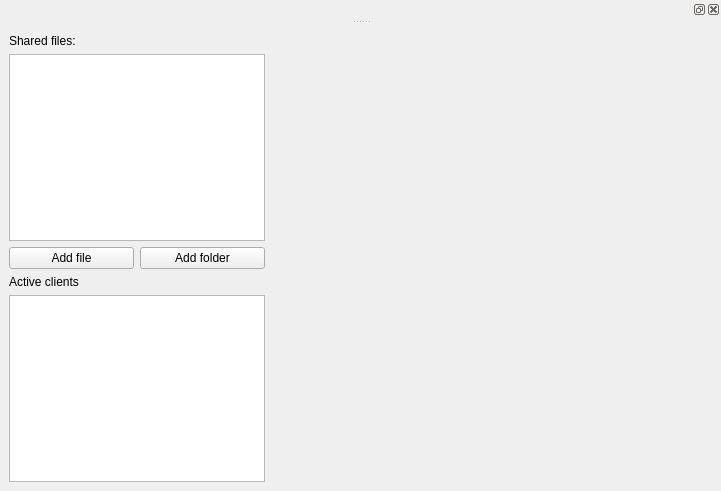
This is textshredder_ui/editorview.ui in mitchelkuijpers/TextShredder as Qt 5 draws it before an edit. The edited form follows.
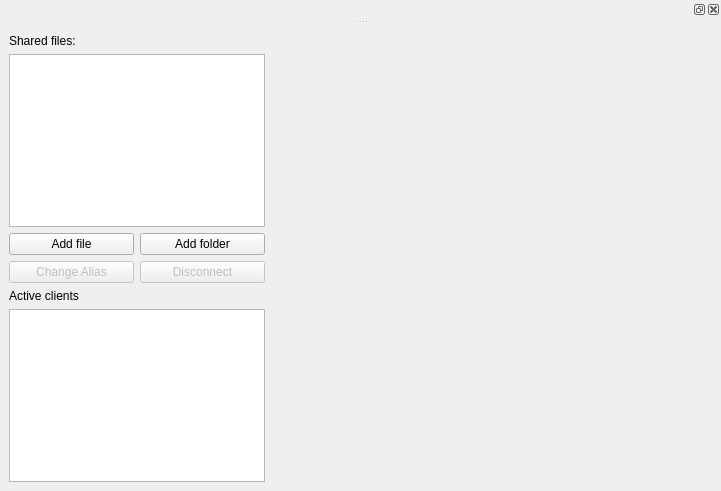
This is the edited form. Custom widgets are drawn as their Qt base class.

Commit message: Added Change Alias and Disconnect buttons in GUI. Not working yet

```diff
--- a/textshredder_ui/editorview.ui
+++ b/textshredder_ui/editorview.ui
@@ -16,7 +16,7 @@
   <widget class="QWidget" name="centralwidget">
    <layout class="QGridLayout" name="gridLayout_2">
     <item row="0" column="0">
-     <layout class="QGridLayout" name="gridLayout" rowstretch="0,0,0,0,0">
+     <layout class="QGridLayout" name="gridLayout" rowstretch="0,0,0,0,0,0">
       <property name="sizeConstraint">
        <enum>QLayout::SetDefaultConstraint</enum>
       </property>
@@ -53,14 +53,14 @@
         </property>
        </widget>
       </item>
-      <item row="3" column="0" colspan="2">
+      <item row="4" column="0" colspan="2">
        <widget class="QLabel" name="activeClientsLabel">
         <property name="text">
          <string>Active clients</string>
         </property>
        </widget>
       </item>
-      <item row="4" column="0" colspan="2">
+      <item row="5" column="0" colspan="2">
        <widget class="QListWidget" name="listWidget"/>
       </item>
       <item row="1" column="0" colspan="2">
@@ -82,6 +82,26 @@
         </attribute>
        </widget>
       </item>
+      <item row="3" column="0">
+       <widget class="QPushButton" name="changeAliasButton">
+        <property name="enabled">
+         <bool>false</bool>
+        </property>
+        <property name="text">
+         <string>Change Alias</string>
+        </property>
+       </widget>
+      </item>
+      <item row="3" column="1">
+       <widget class="QPushButton" name="disconnectButton">
+        <property name="enabled">
+         <bool>false</bool>
+        </property>
+        <property name="text">
+         <string>Disconnect</string>
+        </property>
+       </widget>
+      </item>
      </layout>
     </item>
     <item row="0" column="1">
```
